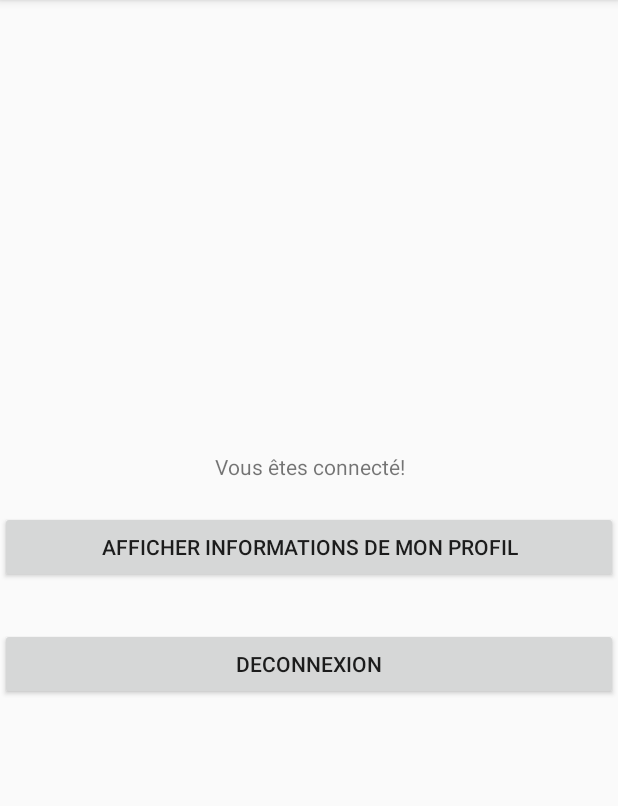
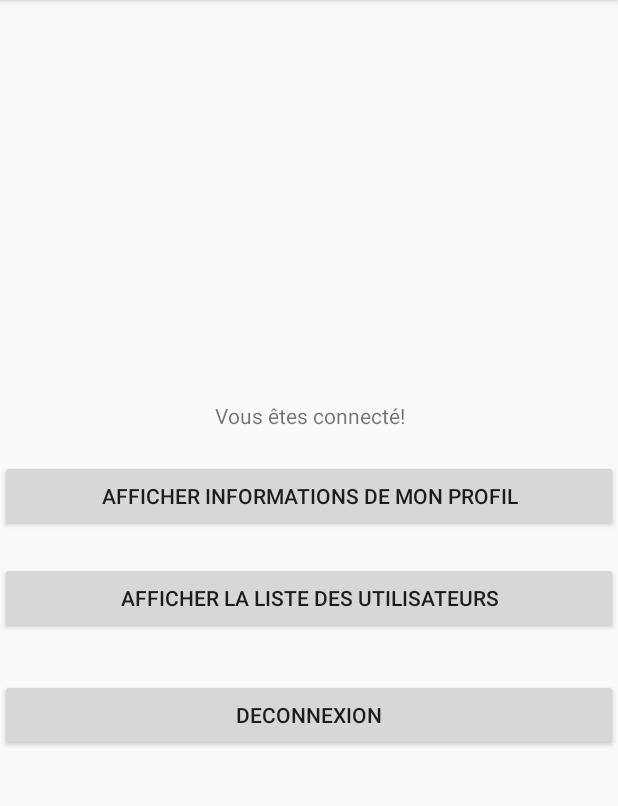
Before and after one commit to 1903606/tp2_v2, an Android app: the GestionBD screen opened directly, with no data from a screen before it, on a phone screen of 412 x 824 dp, the part 84-890 px from its top. Run offline under Robolectric (Android 15) with nearby library versions, the phone set to English and light mode, and no system bars; our stand-ins replace Firebase (no records; nobody signed in at launch, a user with empty details on screens opened directly).

```diff
--- a/app/src/main/java/com/example/travailpratique2_v2/GestionBD.java
+++ b/app/src/main/java/com/example/travailpratique2_v2/GestionBD.java
@@ -11,7 +11,7 @@ import com.google.firebase.auth.FirebaseAuth;
 
 public class GestionBD extends AppCompatActivity {
 
-    Button btn_deconnexion, btn_afficher_info;
+    Button btn_deconnexion, btn_afficher_info, btn_liste;
     FirebaseAuth bdAuth;
 
     @Override
@@ -19,6 +19,7 @@ public class GestionBD extends AppCompatActivity {
         super.onCreate(savedInstanceState);
         setContentView(R.layout.activity_gestion_bd);
         btn_afficher_info = findViewById(R.id.btn_afficher_info);
+        btn_liste = findViewById(R.id.btn_afficher_liste);
 
         bdAuth = FirebaseAuth.getInstance();
         btn_deconnexion = findViewById(R.id.btn_deconnexion);
@@ -32,6 +33,16 @@ public class GestionBD extends AppCompatActivity {
             }
         });
 
+        btn_liste.setOnClickListener(new View.OnClickListener() {
+            @Override
+            public void onClick(View v) {
+                Intent intent_afficher_info= new Intent(GestionBD.this, ListeActivity.class);
+                startActivity(intent_afficher_info);
+                finish();
+
+            }
+        });
+
         btn_afficher_info.setOnClickListener(new View.OnClickListener() {
             @Override
             public void onClick(View v) {
--- a/app/src/main/res/layout/activity_gestion_bd.xml
+++ b/app/src/main/res/layout/activity_gestion_bd.xml
@@ -26,6 +26,15 @@
     </Button>
 
     <Button
+        android:id="@+id/btn_afficher_liste"
+        android:layout_width="match_parent"
+        android:layout_height="wrap_content"
+        android:text="@string/afficher_liste"
+        android:layout_marginTop="20dp">
+
+    </Button>
+
+    <Button
         android:id="@+id/btn_deconnexion"
         android:layout_width="match_parent"
         android:layout_height="wrap_content"
--- a/app/src/main/res/values/strings.xml
+++ b/app/src/main/res/values/strings.xml
@@ -19,4 +19,5 @@
     <string name="entrez_votre_new_nom">Entrez votre nouveau nom</string>
     <string name="entrez_votre_telephone">Entrez votre téléphone</string>
     <string name="entrez_votre_genre">Entrez votre genre</string>
+    <string name="afficher_liste">Afficher la liste des utilisateurs</string>
 </resources>
```
Also changed, not shown: app/src/main/AndroidManifest.xml (+13 -9 lines), app/src/main/java/com/example/travailpratique2_v2/ListeActivity.java (added, +73 -0 lines), app/src/main/res/layout/activity_liste.xml (added, +15 -0 lines), 1 other file.
